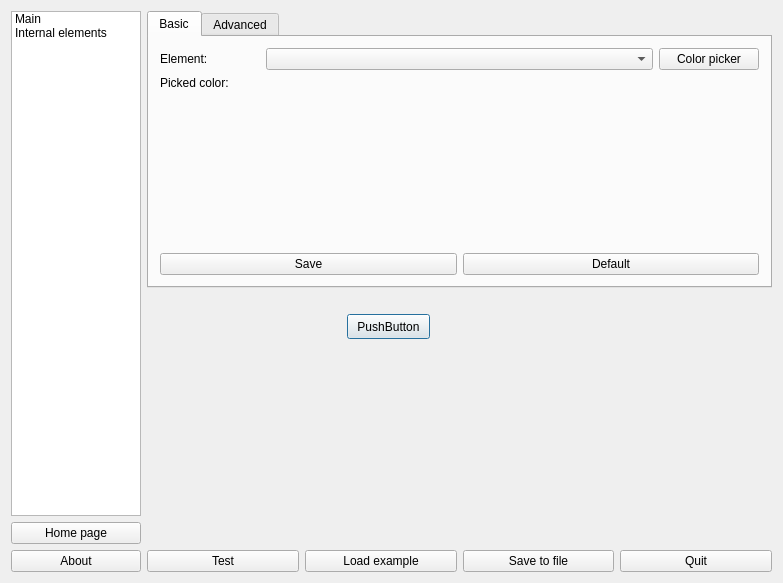
The window that src/main/maindialog.ui (axsapronov/QStyleMaker) describes before a commit, drawn with Qt 5.
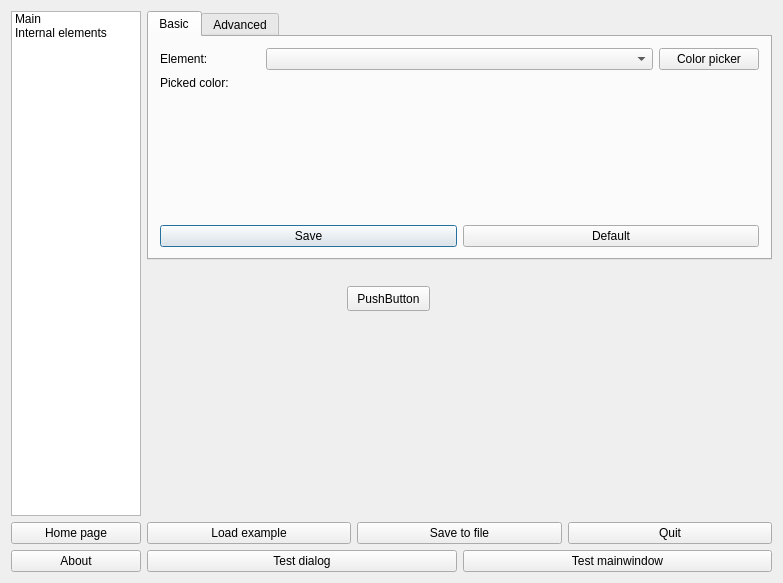
The same window after the commit.

Diff of the .ui file:
```diff
--- a/src/main/maindialog.ui
+++ b/src/main/maindialog.ui
@@ -34,84 +34,6 @@
      </item>
     </widget>
    </item>
-   <item row="1" column="1" rowspan="2">
-    <widget class="QWidget" name="widgetView" native="true">
-     <property name="minimumSize">
-      <size>
-       <width>0</width>
-       <height>250</height>
-      </size>
-     </property>
-     <widget class="QPushButton" name="pushButton_4">
-      <property name="geometry">
-       <rect>
-        <x>200</x>
-        <y>20</y>
-        <width>83</width>
-        <height>25</height>
-       </rect>
-      </property>
-      <property name="text">
-       <string>PushButton</string>
-      </property>
-     </widget>
-    </widget>
-   </item>
-   <item row="2" column="0">
-    <widget class="QPushButton" name="pBHomePage">
-     <property name="text">
-      <string>Home page</string>
-     </property>
-    </widget>
-   </item>
-   <item row="3" column="0">
-    <widget class="QPushButton" name="pBAbout">
-     <property name="text">
-      <string>About</string>
-     </property>
-    </widget>
-   </item>
-   <item row="3" column="1">
-    <layout class="QHBoxLayout" name="horizontalLayout">
-     <item>
-      <widget class="QPushButton" name="pBTest">
-       <property name="text">
-        <string>Test</string>
-       </property>
-       <property name="shortcut">
-        <string>Ctrl+T</string>
-       </property>
-      </widget>
-     </item>
-     <item>
-      <widget class="QPushButton" name="pBLoad">
-       <property name="text">
-        <string>Load example</string>
-       </property>
-      </widget>
-     </item>
-     <item>
-      <widget class="QPushButton" name="pBSave">
-       <property name="text">
-        <string>Save to file</string>
-       </property>
-       <property name="shortcut">
-        <string>Ctrl+Shift+S</string>
-       </property>
-      </widget>
-     </item>
-     <item>
-      <widget class="QPushButton" name="pBQuit">
-       <property name="text">
-        <string>Quit</string>
-       </property>
-       <property name="shortcut">
-        <string>Ctrl+Q</string>
-       </property>
-      </widget>
-     </item>
-    </layout>
-   </item>
    <item row="0" column="1">
     <widget class="QTabWidget" name="tabs">
      <property name="currentIndex">
@@ -130,7 +52,7 @@
          <property name="sizeHint" stdset="0">
           <size>
            <width>20</width>
-           <height>89</height>
+           <height>56</height>
           </size>
          </property>
         </spacer>
@@ -237,6 +159,92 @@
      </widget>
     </widget>
    </item>
+   <item row="1" column="1">
+    <widget class="QWidget" name="widgetView" native="true">
+     <property name="minimumSize">
+      <size>
+       <width>0</width>
+       <height>250</height>
+      </size>
+     </property>
+     <widget class="QPushButton" name="pushButton_4">
+      <property name="geometry">
+       <rect>
+        <x>200</x>
+        <y>20</y>
+        <width>83</width>
+        <height>25</height>
+       </rect>
+      </property>
+      <property name="text">
+       <string>PushButton</string>
+      </property>
+     </widget>
+    </widget>
+   </item>
+   <item row="2" column="0">
+    <widget class="QPushButton" name="pBHomePage">
+     <property name="text">
+      <string>Home page</string>
+     </property>
+    </widget>
+   </item>
+   <item row="2" column="1">
+    <layout class="QHBoxLayout" name="horizontalLayout">
+     <item>
+      <widget class="QPushButton" name="pBLoad">
+       <property name="text">
+        <string>Load example</string>
+       </property>
+      </widget>
+     </item>
+     <item>
+      <widget class="QPushButton" name="pBSave">
+       <property name="text">
+        <string>Save to file</string>
+       </property>
+       <property name="shortcut">
+        <string>Ctrl+Shift+S</string>
+       </property>
+      </widget>
+     </item>
+     <item>
+      <widget class="QPushButton" name="pBQuit">
+       <property name="text">
+        <string>Quit</string>
+       </property>
+       <property name="shortcut">
+        <string>Ctrl+Q</string>
+       </property>
+      </widget>
+     </item>
+    </layout>
+   </item>
+   <item row="3" column="0">
+    <widget class="QPushButton" name="pBAbout">
+     <property name="text">
+      <string>About</string>
+     </property>
+    </widget>
+   </item>
+   <item row="3" column="1">
+    <layout class="QHBoxLayout" name="horizontalLayout_4">
+     <item>
+      <widget class="QPushButton" name="pBTestDialog">
+       <property name="text">
+        <string>Test dialog</string>
+       </property>
+      </widget>
+     </item>
+     <item>
+      <widget class="QPushButton" name="pBTestMainWindow">
+       <property name="text">
+        <string>Test mainwindow</string>
+       </property>
+      </widget>
+     </item>
+    </layout>
+   </item>
   </layout>
  </widget>
  <layoutdefault spacing="6" margin="11"/>
```
